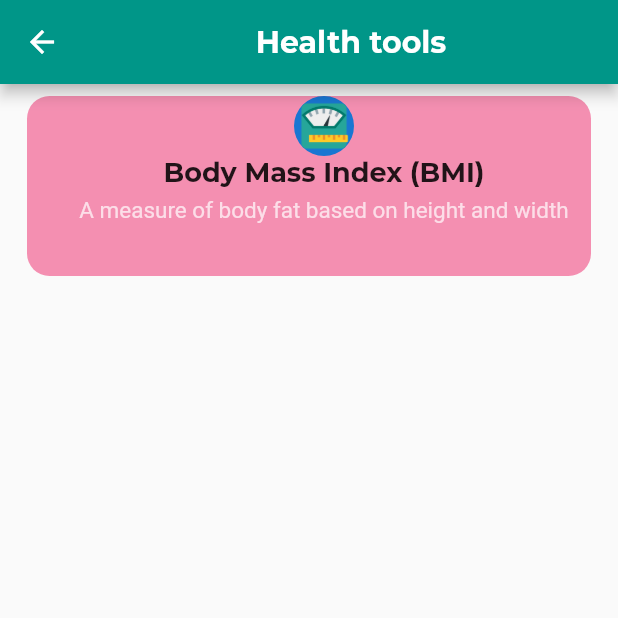
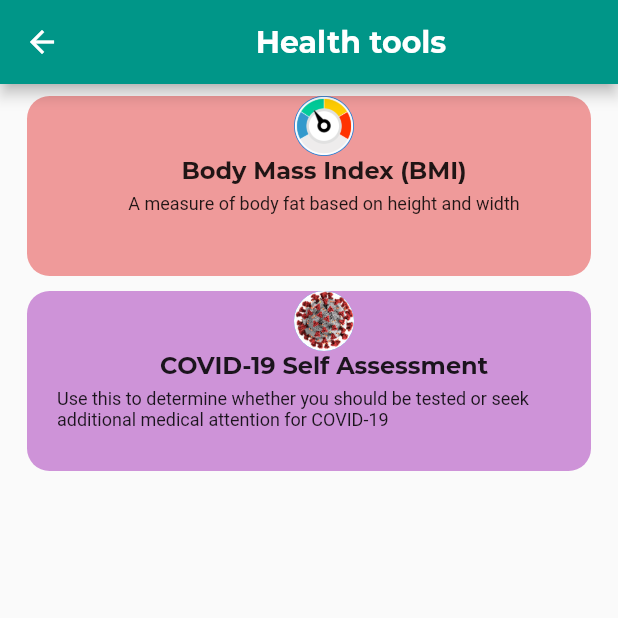
Before and after one commit to BlackpearlJack/tibuexample, a Flutter app: the More screen opened directly, on a phone screen of 412 x 824 dp, the top half of it. Run offline on Flutter 3.47's test engine with Material 2 defaults, Android fonts, the phone set to English and light mode, and no system bars; project files that could hold a hidden picture were left out.

Commit message:
UI design finished

```diff
--- a/lib/Screens/more.dart
+++ b/lib/Screens/more.dart
@@ -24,16 +24,18 @@ class More extends StatelessWidget {
                   height: 120,
                   width: (MediaQuery.of(context).size.width),
                   decoration: BoxDecoration(
-                      color: Colors.pink[200],
+                      color: Colors.red[200],
                       borderRadius: BorderRadius.circular(15.0)
                   ),
                   child: Column(
                     children: <Widget>[
-                      CircleAvatar(
-                        backgroundImage: AssetImage('assets/images/bmi.png'),
+                      Center(
+                        child: CircleAvatar(
+                          backgroundImage: AssetImage('assets/images/bmi.png'),
+                        ),
                       ),
                       Text("Body Mass Index (BMI)",style: TextStyle(
-                        fontSize: 18.0,
+                        fontSize: 16.0,
                         fontFamily: 'Montserrat',
                         fontWeight: FontWeight.bold,
                         color: Colors.black87,
@@ -45,8 +47,46 @@ class More extends StatelessWidget {
                       Text('A measure of body fat based on '
                           'height and width',
                         style: TextStyle(
-                          fontSize: 15.0,
-                          color: Colors.white70,
+                          fontSize: 12.0,
+                          color: Colors.black87,
+                        ),
+                      ),
+                    ],
+                  ),
+                ),
+                SizedBox(height: 10.0,),
+                Container(
+                  margin: EdgeInsets.symmetric(horizontal: 10.0),
+                  padding: EdgeInsets.only(left: 20,),
+                  height: 120,
+                  width: (MediaQuery.of(context).size.width),
+                  decoration: BoxDecoration(
+                      color: Colors.purple[200],
+                      borderRadius: BorderRadius.circular(15.0)
+                  ),
+                  child: Column(
+                    children: <Widget>[
+                      Center(
+                        child: CircleAvatar(
+                          backgroundImage: AssetImage('assets/images/virus.png'),
+                        ),
+                      ),
+                      Text("COVID-19 Self Assessment",style: TextStyle(
+                        fontSize: 16.0,
+                        fontFamily: 'Montserrat',
+                        fontWeight: FontWeight.bold,
+                        color: Colors.black87,
+                      ),
+                      ),
+                      SizedBox(
+                        height: 5.0,
+                      ),
+                      Text('Use this to determine whether you should be tested '
+                          'or seek additional medical attention for COVID-19',
+                        style: TextStyle(
+                          fontSize: 12.0,
+                          fontWeight: FontWeight.normal,
+                          color: Colors.black87,
                         ),
                       ),
                     ],
```
Also changed, not shown: lib/Screens/home_screen.dart (+53 -9 lines), assets/images/bmi.png, assets/images/eye.jpg (added), assets/images/virus.png (added).
